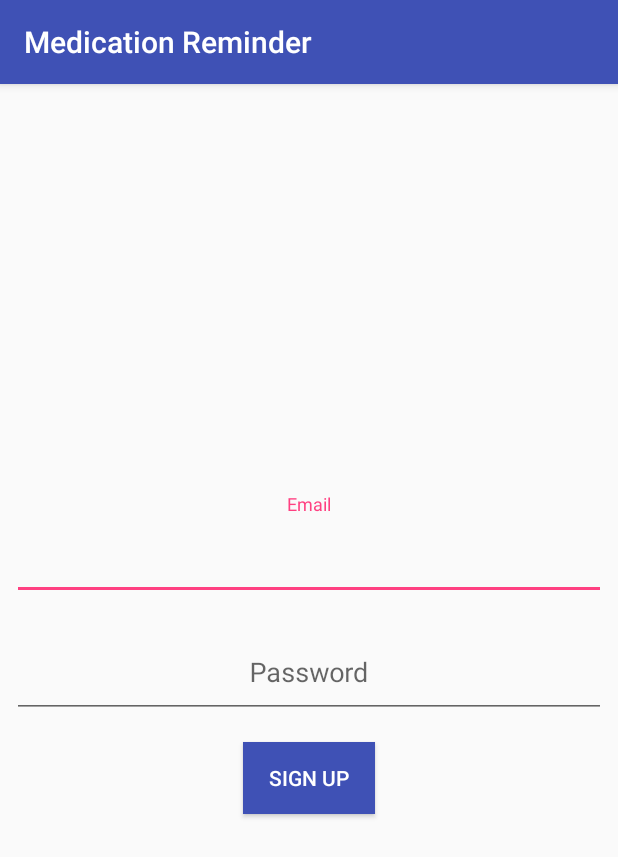
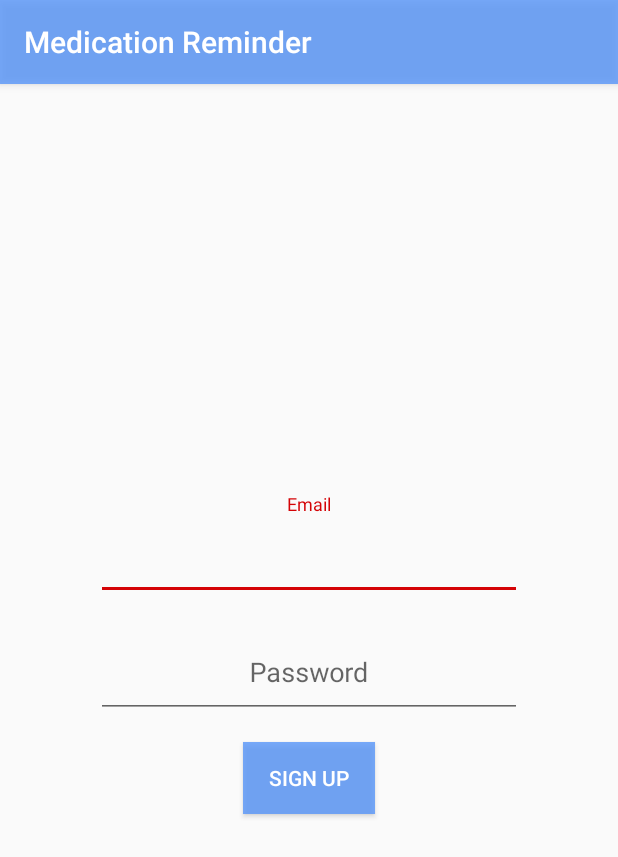
Before and after one commit to sdaura1/MyMedicalProject_Wolf, an Android app: the SignUp screen opened directly, with no data from a screen before it, after a tap on "SIGN UP", on a phone screen of 412 x 824 dp. Shown: the top 857 px of the screen. Run offline under Robolectric (Android 15) with nearby library versions, the phone set to English and light mode, and no system bars; 2 statements that could not run were skipped.

Commit message:
Changing Color and pushed to production

```diff
--- a/app/build.gradle
+++ b/app/build.gradle
@@ -27,12 +27,6 @@ dependencies {
     implementation 'com.google.firebase:firebase-core:16.0.6'
     implementation 'com.firebaseui:firebase-ui-auth:4.1.0'
     implementation 'com.squareup.picasso:picasso:2.5.2'
-//    implementation 'com.auth0.android:lock:2.0'
-//    implementation 'com.facebook.android:facebook-login:[4,5)'
-//    implementation 'com.twitter.sdk.android:twitter-core:3.1.1'
-//    implementation 'com.twitter.sdk.android:tweet-ui:3.1.1'
-//    implementation 'com.twitter.sdk.android:tweet-composer:3.1.1'
-//    implementation 'com.twitter.sdk.android:twitter-mopub:3.1.1'
     implementation 'com.google.firebase:firebase-auth:16.1.0'
     implementation 'com.google.android.gms:play-services-auth:16.0.1'
     implementation 'com.android.support.constraint:constraint-layout:1.1.3'
--- a/app/src/main/java/com/sani/shaheed/mymedicalproject/SQLiteHelper.java
+++ b/app/src/main/java/com/sani/shaheed/mymedicalproject/SQLiteHelper.java
@@ -11,6 +11,7 @@ public class SQLiteHelper extends SQLiteOpenHelper {
     public static final String DB_NAME = "MEDICATION_DB";
     public static final String TB_NAME = "Medicine_TB";
     public static final int DB_VERSION = 1;
+    public static final String userTable = "User_TB";
     private SQLiteDatabase db;
     private ContentValues contentValues;
 
@@ -25,6 +26,10 @@ public class SQLiteHelper extends SQLiteOpenHelper {
         "medDescription TEXT not null, medInterval INTEGER not null," +
                 " dosage INTEGER not null, entryDate TEXT not null," +
                 " alarmOnOff INTEGER not null)");
+
+        db.execSQL("CREATE TABLE IF NOT EXISTS " + userTable + "" +
+        "(_userId INTEGER primary key autoincrement, username TEXT not null, " +
+        " password TEXT not null)");
     }
 
     public long insert(String medName, String medDes, int medInterval, String entryDate, int dosage, int alarmOnOff){
--- a/app/src/main/java/com/sani/shaheed/mymedicalproject/SignUp.java
+++ b/app/src/main/java/com/sani/shaheed/mymedicalproject/SignUp.java
@@ -1,30 +1,16 @@
 package com.sani.shaheed.mymedicalproject;
 
-import android.support.annotation.NonNull;
+import android.content.Intent;
 import android.support.v7.app.AppCompatActivity;
 import android.os.Bundle;
 import android.view.View;
 import android.widget.Button;
 import android.widget.EditText;
-import android.widget.Toast;
-
-import com.google.android.gms.auth.api.signin.GoogleSignInAccount;
-import com.google.android.gms.common.SignInButton;
-import com.google.android.gms.tasks.OnCompleteListener;
-import com.google.android.gms.tasks.Task;
-import com.google.firebase.auth.AuthCredential;
-import com.google.firebase.auth.AuthResult;
-import com.google.firebase.auth.FirebaseAuth;
-import com.google.firebase.auth.FirebaseUser;
-import com.google.firebase.auth.GoogleAuthProvider;
 
 public class SignUp extends AppCompatActivity {
-    private FirebaseUser user;
-    private FirebaseAuth mAuth;
     private Button signup_button;
     private EditText email_signup, password_signup;
-    private String email, password, userEmail, userUID;
-
+    private String email, password;
 
     @Override
     protected void onCreate(Bundle savedInstanceState) {
@@ -38,41 +24,35 @@ public class SignUp extends AppCompatActivity {
         signup_button.setOnClickListener(new View.OnClickListener() {
             @Override
             public void onClick(View v) {
-
                 email = email_signup.getText().toString();
                 password = password_signup.getText().toString();
-
-                if (email.isEmpty() || password.isEmpty()){
-                    Toast.makeText(SignUp.this, "Everything is needed", Toast.LENGTH_LONG).show();
-                }else {
-                    signMeUp(email, password);
-                }
+                signMeUp(email, password);
             }
         });
-
     }
 
-    private void updateUI(FirebaseUser user) {
-        if (user != null){
-            userEmail = user.getEmail();
-            userUID = user.getUid();
+    private void signMeUp(String username, String password){
+        if (username.isEmpty() || password.isEmpty()){
+            fieldErrorMessage();
+        }else {
+            startActivity(new Intent(SignUp.this, MedList.class));
         }
     }
 
-    private void signMeUp(String email, String password) {
-        mAuth.createUserWithEmailAndPassword(email, password)
-                .addOnCompleteListener(this, new OnCompleteListener<AuthResult>() {
-                    @Override
-                    public void onComplete(@NonNull Task<AuthResult> task) {
-                        if (task.isSuccessful()){
-                            user = mAuth.getCurrentUser();
-                            if (user != null){
-                                updateUI(user);
-                            }
-                        }else {
-                            updateUI(null);
-                        }
-                    }
-                });
+    private void fieldErrorMessage() {
+        EditText email = findViewById(R.id.emailAddressEdt_signIn);
+        EditText pass = findViewById(R.id.passwordEdt_signIn);
+
+        if (email.getText() == null || pass.getText() == null){
+
+            if (email.getText() == null){
+                email.setError("This is needed!");
+            }else if (pass.getText() == null){
+                pass.setError("This is needed!");
+            }
+        }else if (email.getText() == null && pass.getText() == null){
+            pass.setError("This is needed!");
+            email.setError("This is needed!");
+        }
     }
 }
--- /dev/null
+++ b/app/src/main/res/drawable/ic_update_black_24dp.xml
@@ -0,0 +1,5 @@
+<vector android:height="24dp" android:tint="#FFFFFF"
+    android:viewportHeight="24.0" android:viewportWidth="24.0"
+    android:width="24dp" xmlns:android="http://schemas.android.com/apk/res/android">
+    <path android:fillColor="#FF000000" android:pathData="M21,10.12h-6.78l2.74,-2.82c-2.73,-2.7 -7.15,-2.8 -9.88,-0.1 -2.73,2.71 -2.73,7.08 0,9.79 2.73,2.71 7.15,2.71 9.88,0C18.32,15.65 19,14.08 19,12.1h2c0,1.98 -0.88,4.55 -2.64,6.29 -3.51,3.48 -9.21,3.48 -12.72,0 -3.5,-3.47 -3.53,-9.11 -0.02,-12.58 3.51,-3.47 9.14,-3.47 12.65,0L21,3v7.12zM12.5,8v4.25l3.5,2.08 -0.72,1.21L11,13V8h1.5z"/>
+</vector>
--- a/app/src/main/res/layout/activity_new.xml
+++ b/app/src/main/res/layout/activity_new.xml
@@ -27,7 +27,7 @@
         android:backgroundTint="@color/colorPrimaryDark"
         app:borderWidth="0dp"
         app:pressedTranslationZ="12dp"
-        app:elevation="30dp"
+        app:elevation="25dp"
         android:layout_margin="16dp"/>
 
 </FrameLayout>
--- a/app/src/main/res/layout/activity_sign_up.xml
+++ b/app/src/main/res/layout/activity_sign_up.xml
@@ -1,13 +1,20 @@
 <?xml version="1.0" encoding="utf-8"?>
-<LinearLayout xmlns:android="http://schemas.android.com/apk/res/android"
+<ScrollView xmlns:android="http://schemas.android.com/apk/res/android"
     xmlns:app="http://schemas.android.com/apk/res-auto"
     xmlns:tools="http://schemas.android.com/tools"
-    android:layout_width="match_parent"
-    android:layout_height="match_parent"
+    android:layout_width="wrap_content"
+    android:layout_height="wrap_content"
     android:layout_gravity="center"
     android:gravity="center"
     android:orientation="vertical"
     tools:context=".SignUp">
+
+    <LinearLayout
+        android:layout_width="300dp"
+        android:layout_height="wrap_content"
+        android:orientation="vertical"
+        android:layout_gravity="center"
+        android:gravity="center">
 
     <android.support.design.widget.TextInputLayout
         android:layout_width="match_parent"
@@ -17,7 +24,7 @@
             android:layout_width="match_parent"
             android:layout_height="60dp"
             android:gravity="center"
-            android:hint="Email"
+            android:hint="@string/email"
             android:inputType="textEmailAddress"
             android:id="@+id/emailAddressEdt_signUp"
             android:focusableInTouchMode="true"
@@ -37,7 +44,7 @@
             android:layout_width="match_parent"
             android:layout_height="60dp"
             android:gravity="center"
-            android:hint="Password"
+            android:hint="@string/password"
             android:inputType="textPassword"
             android:id="@+id/passwordEdt_signUp"
             android:maxLines="1"
@@ -61,4 +68,6 @@
         android:layout_margin="8dp"
         android:text="@string/sign_up"/>
 
-</LinearLayout>
+    </LinearLayout>
+
+</ScrollView>
--- a/app/src/main/res/values/colors.xml
+++ b/app/src/main/res/values/colors.xml
@@ -1,6 +1,6 @@
 <?xml version="1.0" encoding="utf-8"?>
 <resources>
-    <color name="colorPrimary">#3F51B5</color>
-    <color name="colorPrimaryDark">#303F9F</color>
-    <color name="colorAccent">#FF4081</color>
+    <color name="colorPrimary">#cc5896fa</color>
+    <color name="colorPrimaryDark">#528fda</color>
+    <color name="colorAccent">#d40306</color>
 </resources>
--- a/app/src/main/res/values/strings.xml
+++ b/app/src/main/res/values/strings.xml
@@ -21,4 +21,6 @@
     <string name="sign_up">Sign Up</string>
     <string name="sign_out">Sign Out</string>
     <string name="sync">Sync</string>
+    <string name="email">Email</string>
+    <string name="password">Password</string>
 </resources>
```
Also changed, not shown: app/src/main/AndroidManifest.xml (+2 -8 lines), app/src/main/java/com/sani/shaheed/mymedicalproject/InsertActivity.java (+17 -9 lines), app/src/main/java/com/sani/shaheed/mymedicalproject/MedList.java (+45 -72 lines), app/src/main/java/com/sani/shaheed/mymedicalproject/SignIn.java (+25 -134 lines), app/src/main/res/drawable/ic_check_black_24dp.xml (added, +9 -0 lines), app/src/main/res/drawable/ic_close_black_24dp.xml (added, +9 -0 lines), app/src/main/res/layout/activity_insert.xml (+8 -3 lines).
